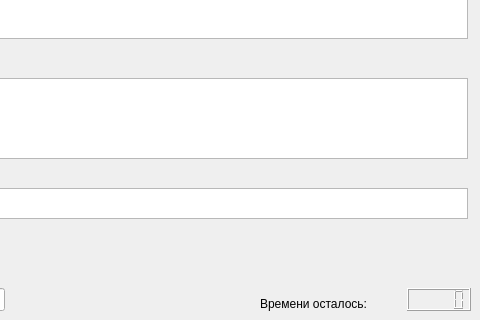
The window that test.ui (Examnes/aviz) describes before a commit, drawn with Qt 5; both pictures show x 123 to 603 and y 172 to 492 of the 603 by 492 pixel window.
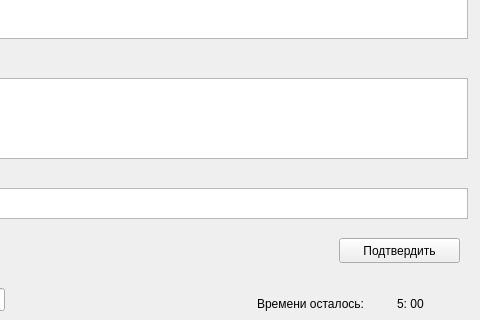
The same window after the commit.

The edit to the form file:
```diff
--- a/test.ui
+++ b/test.ui
@@ -49,16 +49,6 @@
     <number>0</number>
    </property>
   </widget>
-  <widget class="QLCDNumber" name="time_left_counter">
-   <property name="geometry">
-    <rect>
-     <x>530</x>
-     <y>460</y>
-     <width>64</width>
-     <height>23</height>
-    </rect>
-   </property>
-  </widget>
   <widget class="QLabel" name="label_2">
    <property name="geometry">
     <rect>
@@ -75,7 +65,7 @@
   <widget class="QLabel" name="label_3">
    <property name="geometry">
     <rect>
-     <x>383</x>
+     <x>380</x>
      <y>460</y>
      <width>131</width>
      <height>31</height>
@@ -131,6 +121,32 @@
     </rect>
    </property>
   </widget>
+  <widget class="QPushButton" name="b_enter">
+   <property name="geometry">
+    <rect>
+     <x>462</x>
+     <y>410</y>
+     <width>121</width>
+     <height>25</height>
+    </rect>
+   </property>
+   <property name="text">
+    <string>Подтвердить</string>
+   </property>
+  </widget>
+  <widget class="QLabel" name="time_left">
+   <property name="geometry">
+    <rect>
+     <x>520</x>
+     <y>460</y>
+     <width>64</width>
+     <height>31</height>
+    </rect>
+   </property>
+   <property name="text">
+    <string>5: 00</string>
+   </property>
+  </widget>
  </widget>
  <resources/>
  <connections/>
```
